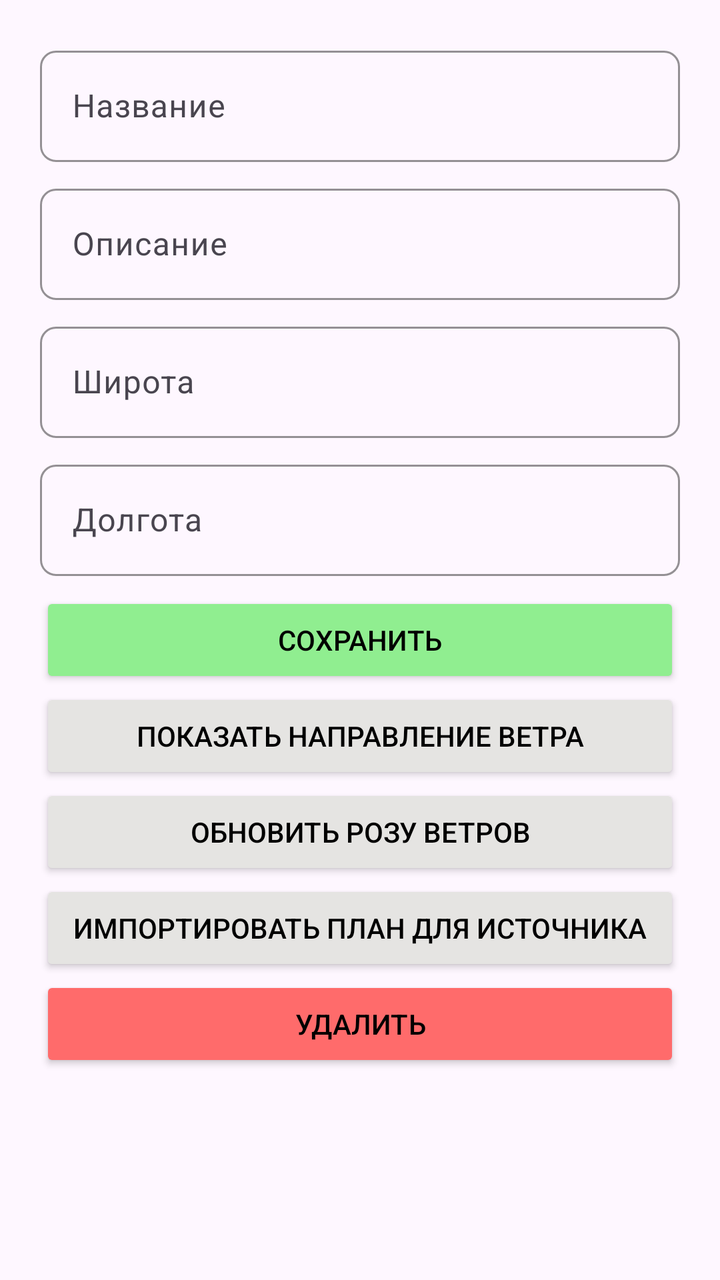
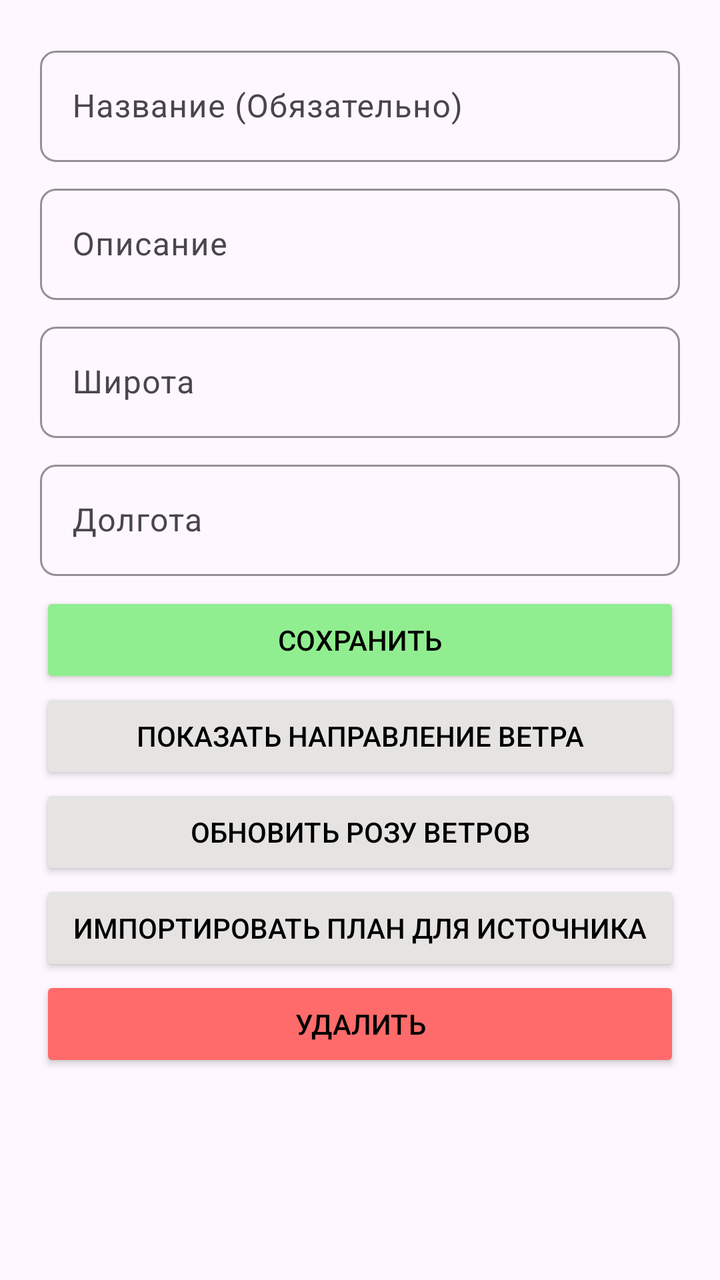

Compare the two renders of this Android layout. The source of the first and the diff that turns it into the second are given below.
<!-- AndroidManifest.xml: application theme Theme.MapApp -->
<!-- res/layout/source_bottom_sheet.xml -->
<?xml version="1.0" encoding="utf-8"?>
<LinearLayout xmlns:android="http://schemas.android.com/apk/res/android"
    xmlns:app="http://schemas.android.com/apk/res-auto"
    android:orientation="vertical"
    android:padding="20dp"
    android:layout_width="match_parent"
    android:layout_height="wrap_content">

    <com.google.android.material.textfield.TextInputLayout
        android:layout_width="match_parent"
        android:layout_height="wrap_content"
        android:layout_marginBottom="8dp"
        android:hint="Название"
        app:boxBackgroundMode="outline"
        app:boxCornerRadiusTopStart="8dp"
        app:boxCornerRadiusTopEnd="8dp"
        app:boxCornerRadiusBottomStart="8dp"
        app:boxCornerRadiusBottomEnd="8dp"
        app:boxStrokeColor="#90EE90"
        app:hintTextColor="#50C878">

        <com.google.android.material.textfield.TextInputEditText
            android:id="@+id/source_title_edit"
            android:layout_width="match_parent"
            android:layout_height="wrap_content"
            android:inputType="textCapSentences"
            android:textColor="#000000" />
    </com.google.android.material.textfield.TextInputLayout>

    <com.google.android.material.textfield.TextInputLayout
        android:layout_width="match_parent"
        android:layout_height="wrap_content"
        android:layout_marginBottom="8dp"
        android:hint="Описание"
        app:boxBackgroundMode="outline"
        app:boxCornerRadiusTopStart="8dp"
        app:boxCornerRadiusTopEnd="8dp"
        app:boxCornerRadiusBottomStart="8dp"
        app:boxCornerRadiusBottomEnd="8dp"
        app:boxStrokeColor="#90EE90"
        app:hintTextColor="#50C878">

        <com.google.android.material.textfield.TextInputEditText
            android:id="@+id/source_description_edit"
            android:layout_width="match_parent"
            android:layout_height="wrap_content"
            android:inputType="textCapSentences"
            android:textColor="#000000" />
    </com.google.android.material.textfield.TextInputLayout>

    <com.google.android.material.textfield.TextInputLayout
        android:layout_width="match_parent"
        android:layout_height="wrap_content"
        android:layout_marginBottom="8dp"
        android:hint="Широта"
        app:boxBackgroundMode="outline"
        app:boxCornerRadiusTopStart="8dp"
        app:boxCornerRadiusTopEnd="8dp"
        app:boxCornerRadiusBottomStart="8dp"
        app:boxCornerRadiusBottomEnd="8dp"
        app:boxStrokeColor="#90EE90"
        app:hintTextColor="#50C878">

        <com.google.android.material.textfield.TextInputEditText
            android:id="@+id/source_latitude_edit"
            android:layout_width="match_parent"
            android:layout_height="wrap_content"
            android:inputType="textCapSentences"
            android:textColor="#000000" />
    </com.google.android.material.textfield.TextInputLayout>

    <com.google.android.material.textfield.TextInputLayout
        android:layout_width="match_parent"
        android:layout_height="wrap_content"
        android:layout_marginBottom="8dp"
        android:hint="Долгота"
        app:boxBackgroundMode="outline"
        app:boxCornerRadiusTopStart="8dp"
        app:boxCornerRadiusTopEnd="8dp"
        app:boxCornerRadiusBottomStart="8dp"
        app:boxCornerRadiusBottomEnd="8dp"
        app:boxStrokeColor="#90EE90"
        app:hintTextColor="#50C878">

        <com.google.android.material.textfield.TextInputEditText
            android:id="@+id/source_longitude_edit"
            android:layout_width="match_parent"
            android:layout_height="wrap_content"
            android:inputType="textCapSentences"
            android:textColor="#000000" />
    </com.google.android.material.textfield.TextInputLayout>

    <Button
        android:id="@+id/source_save_button"
        android:text="Сохранить"
        android:backgroundTint="#90EE90"
        android:textColor="#000000"
        app:shapeAppearanceOverlay="@style/LessRoundedButton"
        app:strokeColor="#50C878"
        app:strokeWidth="2dp"
        android:layout_width="match_parent"
        android:layout_height="wrap_content"
        />

    <Button
        android:id="@+id/source_wind_rose_button"
        android:text="Показать направление ветра"
        android:backgroundTint="#e5e4e2"
        android:textColor="#000000"
        app:shapeAppearanceOverlay="@style/LessRoundedButton"
        app:strokeColor="#808080"
        app:strokeWidth="2dp"
        android:layout_width="match_parent"
        android:layout_height="wrap_content"/>

    <Button
        android:id="@+id/source_update_wind_rose_button"
        android:layout_width="match_parent"
        android:layout_height="wrap_content"
        android:backgroundTint="#e5e4e2"
        android:text="Обновить розу ветров"
        android:textColor="#000000"
        app:shapeAppearanceOverlay="@style/LessRoundedButton"
        app:strokeColor="#808080"
        app:strokeWidth="2dp" />
    <Button
        android:id="@+id/source_import_plan_button"
        android:layout_width="match_parent"
        android:layout_height="wrap_content"
        android:backgroundTint="#e5e4e2"
        android:text="Импортировать план для источника"
        android:textColor="#000000"
        app:shapeAppearanceOverlay="@style/LessRoundedButton"
        app:strokeColor="#808080"
        app:strokeWidth="2dp" />

    <Button
        android:id="@+id/source_delete_button"
        android:text="Удалить"
        android:backgroundTint="#FF6B6B"
        android:textColor="#000000"
        app:shapeAppearanceOverlay="@style/LessRoundedButton"
        app:strokeColor="#D14848"
        app:strokeWidth="2dp"
        android:layout_width="match_parent"
        android:layout_height="wrap_content"/>

</LinearLayout>
<!-- resources referenced by this layout -->
<resources>
  <style name="LessRoundedButton" parent="">
          <item name="cornerSize">8dp</item>
      </style>
  <style name="Theme.MapApp" parent="Base.Theme.MapApp">
          <item name="colorPrimary">@color/primary_green</item>
          <item name="colorPrimaryVariant">@color/primary_dark_green</item>
          <item name="colorOnPrimary">@color/white</item>
  
          <item name="colorSecondary">@color/accent_light</item>
          <item name="colorSecondaryVariant">@color/primary_green</item>
          <item name="colorOnSecondary">@color/black</item>
  
          <item name="android:statusBarColor">@color/primary_dark_green</item>
      </style>
  <style name="Base.Theme.MapApp" parent="Theme.Material3.DayNight.NoActionBar">
          
          
      </style>
  <color name="primary_green">#50C878</color>
  <color name="primary_dark_green">#3e9c5d</color>
  <color name="white">#FFFFFFFF</color>
  <color name="accent_light">#90EE90</color>
  <color name="black">#FF000000</color>
</resources>

<!-- the commit's change to res/layout/source_bottom_sheet.xml (unified diff, before → after) -->
@@ -10,7 +10,7 @@
         android:layout_width="match_parent"
         android:layout_height="wrap_content"
         android:layout_marginBottom="8dp"
-        android:hint="Название"
+        android:hint="Название (Обязательно)"
         app:boxBackgroundMode="outline"
         app:boxCornerRadiusTopStart="8dp"
         app:boxCornerRadiusTopEnd="8dp"
